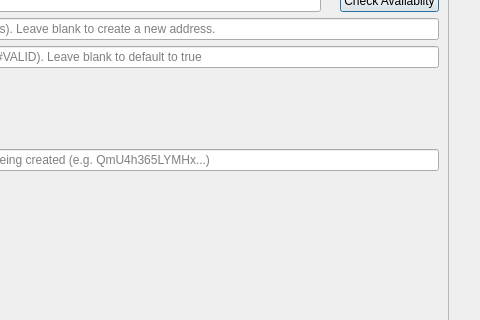
First picture: the form in src/qt/forms/createassetdialog.ui, repository RavenProject/Ravencoin, before the edit; both pictures show x 461 to 941 and y 274 to 594 of the 941 by 1120 pixel window.
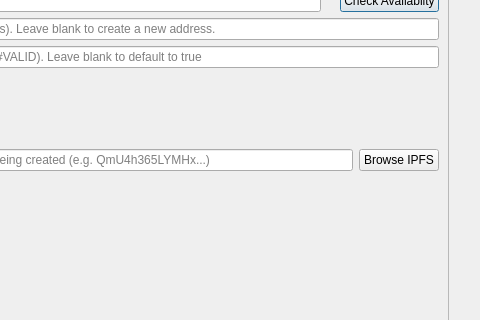
Second picture: the form after the edit. Custom widgets are drawn as their Qt base class.

Commit message:
gui: create and reissue asset views - browse ipfs button (#1144)
* gui: create asset view - browse ipfs button

    * Add button to open ipfs-hash in the configured ipfs-viewer.
      This can be handy to verify your ipfs-hash is correct, before creating the asset.

    * Remove a check that enabled the Check Availability button once the `Add IPFS/Txid hash` was enabled.

* gui: reissue asset view, browse ipfs button.

* Add button to open ipfs-hash in the configured ipfs-viewer.
  This can be handy to verify your ipfs-hash is correct, before reissuing the asset.

Patch:
```diff
--- a/src/qt/forms/createassetdialog.ui
+++ b/src/qt/forms/createassetdialog.ui
@@ -835,6 +835,13 @@
               </property>
              </widget>
             </item>
+            <item>
+             <widget class="QPushButton" name="openIpfsButton">
+              <property name="text">
+               <string>Browse IPFS</string>
+              </property>
+             </widget>
+            </item>
            </layout>
           </item>
           <item>
```
The commit also changes 5 other files.
